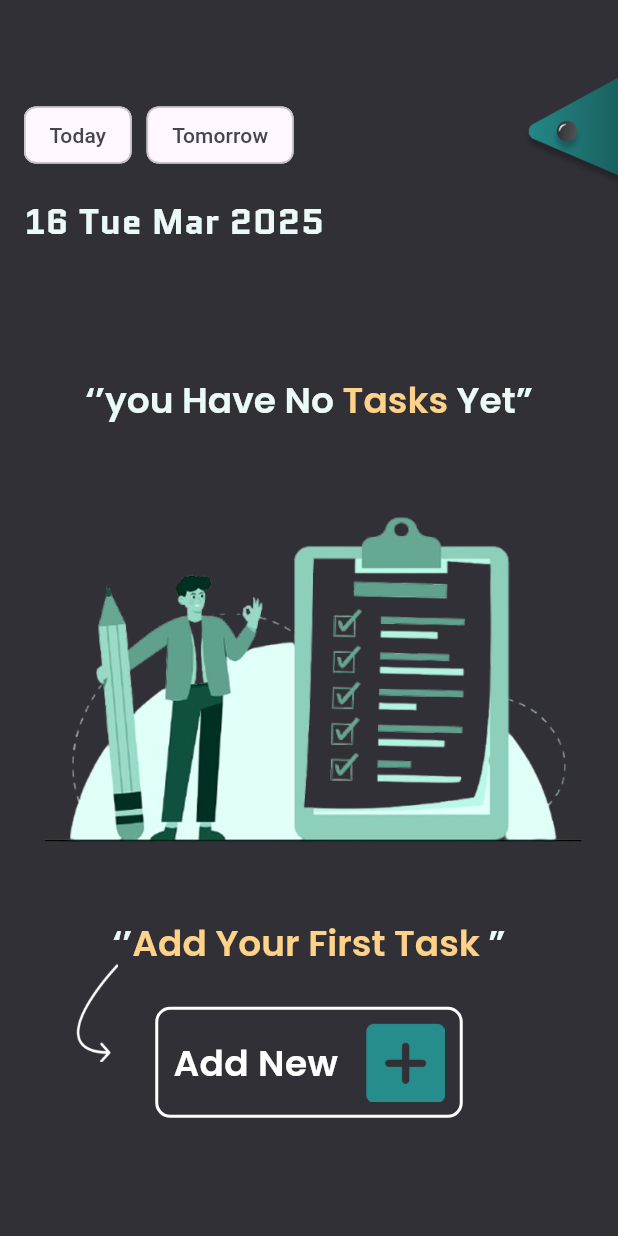
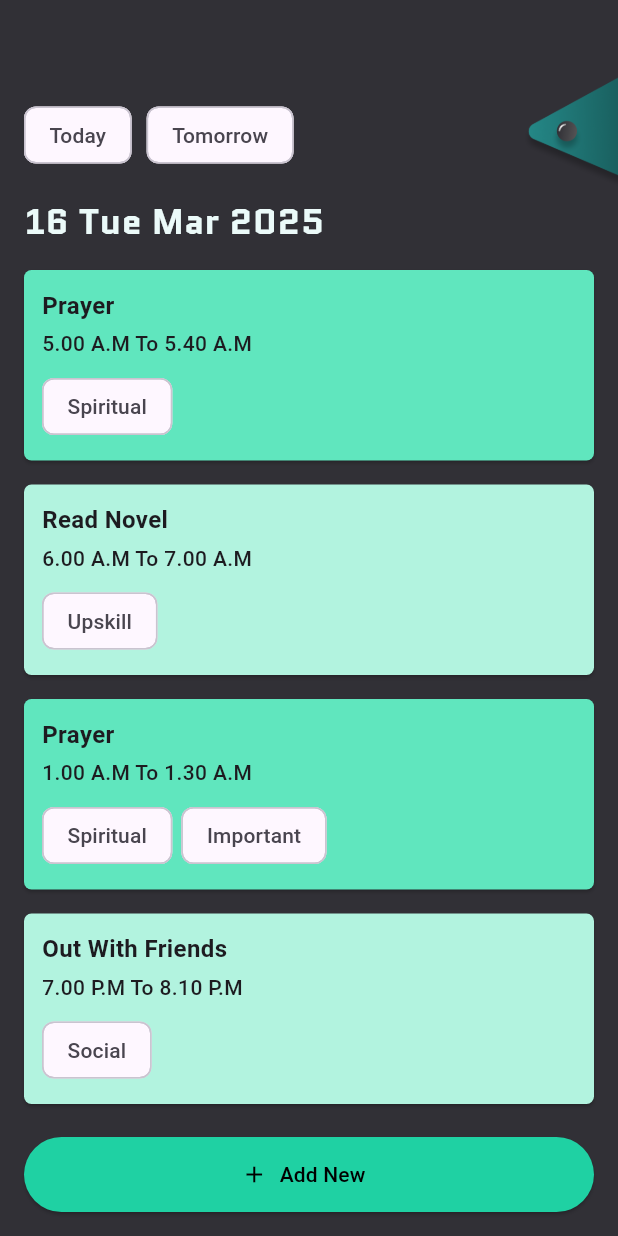
Before and after one commit to mohamedrifa/TuDu, a Flutter app: the screen it shows after launch, after a tap on "Add New", on a phone screen of 412 x 824 dp. Run offline on Flutter 3.47's test engine with Material 3 defaults, Android fonts, the phone set to English and light mode, and no system bars; our stand-ins replace hive, hive_flutter; accounts and stored records are empty.

Commit message:
10/06/2025
.

```diff
--- /dev/null
+++ b/lib/hive_service.dart
@@ -0,0 +1,18 @@
+// services/hive_service.dart
+import 'package:hive/hive.dart';
+import 'package:path_provider/path_provider.dart' as path_provider;
+import '../models/task.dart';
+
+class HiveService {
+  static Future<void> init() async {
+    final appDocumentDirectory =
+        await path_provider.getApplicationDocumentsDirectory();
+    Hive.init(appDocumentDirectory.path);
+    Hive.registerAdapter(TaskAdapter());
+    await Hive.openBox<Task>('tasks');
+  }
+
+ static Box<Task> getTasksBox() {
+    return Hive.box<Task>('tasks');
+  }
+}
--- a/lib/main.dart
+++ b/lib/main.dart
@@ -1,7 +1,11 @@
 import 'package:flutter/material.dart';
 import 'screens/onboarding_screen.dart';
+import 'package:hive_flutter/hive_flutter.dart';
+import 'hive_service.dart';
 
-void main() {
+void main() async {
+  WidgetsFlutterBinding.ensureInitialized();
+  await HiveService.init();
   runApp(const MaterialApp(
     home: OnboardingScreen(),
     debugShowCheckedModeBanner: false,
--- a/lib/models/task.dart
+++ b/lib/models/task.dart
@@ -1,7 +1,22 @@
+// models/task.dart
+import 'package:hive/hive.dart';
+
+part 'task.g.dart'; // This will be generated
+
+@HiveType(typeId: 0)
 class Task {
+  @HiveField(0)
   final String title;
+
+  @HiveField(1)
   final String time;
+
+  @HiveField(2)
   final List<String> tags;
 
-  Task({required this.title, required this.time, required this.tags});
+  Task({
+    required this.title,
+    required this.time,
+    required this.tags,
+  });
 }
--- a/lib/screens/task_screen.dart
+++ b/lib/screens/task_screen.dart
@@ -1,18 +1,43 @@
 import 'package:flutter/material.dart';
+import 'package:hive/hive.dart';
+import 'package:hive_flutter/hive_flutter.dart';
 import '../widgets/task_card.dart';
 import '../models/task.dart';
+import '../hive_service.dart';
 
 class TaskScreen extends StatelessWidget {
+  void addPredefinedTasks() async {
+    var box = Hive.box<Task>('tasks');
+
     final List<Task> tasks = [
-    // Task(title: "Prayer", time: "5.00 A.M To 5.40 A.M", tags: ["Spiritual"]),
-    // Task(title: "Read Novel", time: "6.00 A.M To 7.00 A.M", tags: ["Upskill"]),
-    // Task(title: "Prayer", time: "1.00 A.M To 1.30 A.M", tags: ["Spiritual", "Important"]),
-    // Task(title: "Out With Friends", time: "7.00 P.M To 8.10 P.M", tags: ["Social"]),
-    // Add as many tasks as needed
+      Task(
+          title: "Prayer",
+          time: "5.00 A.M To 5.40 A.M",
+          tags: ["Spiritual"]),
+      Task(
+          title: "Read Novel",
+          time: "6.00 A.M To 7.00 A.M",
+          tags: ["Upskill"]),
+      Task(
+          title: "Prayer",
+          time: "1.00 A.M To 1.30 A.M",
+          tags: ["Spiritual", "Important"]),
+      Task(
+          title: "Out With Friends",
+          time: "7.00 P.M To 8.10 P.M",
+          tags: ["Social"]),
     ];
+
+    // Add each task to the Hive box
+    for (var task in tasks) {
+      await box.add(task);
+    }
+  }
 
   @override
   Widget build(BuildContext context) {
+    final tasksBox = HiveService.getTasksBox();
+    // addPredefinedTasks();
     return Scaffold(
       backgroundColor: Color(0xFF313036),
       body: SafeArea(
@@ -29,7 +54,8 @@ class TaskScreen extends StatelessWidget {
             Column(
               children: [
                 Padding(
-                  padding: const EdgeInsets.only(top: 66.0, left: 16.0, right: 16.0),
+                  padding:
+                      const EdgeInsets.only(top: 66.0, left: 16.0, right: 16.0),
                   child: Row(
                     children: [
                       Chip(label: Text("Today")),
@@ -40,7 +66,8 @@ class TaskScreen extends StatelessWidget {
                 ),
                 // Date Text
                 Padding(
-                  padding: const EdgeInsets.only(top: 16.0, left: 16.0, right: 16.0),
+                  padding:
+                      const EdgeInsets.only(top: 16.0, left: 16.0, right: 16.0),
                   child: Align(
                     alignment: Alignment.centerLeft,
                     child: Text(
@@ -49,16 +76,18 @@ class TaskScreen extends StatelessWidget {
                           color: Color(0xFFEBFAF9),
                           fontFamily: 'Quantico',
                           fontWeight: FontWeight.w700,
-                        fontSize: 24
+                          fontSize: 24),
                     ),
                   ),
                 ),
-                ),
-                // Dynamic Task Cards
-                tasks.isEmpty ?
-                _emptyTaskWidget()
-                :
-                Expanded(
+                // Watch for changes in Hive box
+                ValueListenableBuilder<Box<Task>>(
+                  valueListenable: tasksBox.listenable(),
+                  builder: (context, box, _) {
+                    final tasks = box.values.toList();
+                    return tasks.isEmpty
+                        ? _emptyTaskWidget()
+                        : Expanded(
                             child: ListView.builder(
                               padding: const EdgeInsets.all(16.0),
                               itemCount: tasks.length,
@@ -72,15 +101,19 @@ class TaskScreen extends StatelessWidget {
                                 );
                               },
                             ),
+                          );
+                  },
                 ),
                 // Add New Button
-                tasks.isNotEmpty ?
-                Padding(
+                ValueListenableBuilder<Box<Task>>(
+                  valueListenable: tasksBox.listenable(),
+                  builder: (context, box, _) {
+                    return box.isEmpty
+                        ? SizedBox.shrink()
+                        : Padding(
                             padding: const EdgeInsets.all(16.0),
                             child: ElevatedButton.icon(
-                    onPressed: () {
-                      // Add new task logic
-                    },
+                              onPressed: () => _addNewTask(context, box),
                               icon: Icon(Icons.add),
                               label: Text("Add New"),
                               style: ElevatedButton.styleFrom(
@@ -89,13 +122,35 @@ class TaskScreen extends StatelessWidget {
                                 minimumSize: Size(double.infinity, 50),
                               ),
                             ),
-                ) : SizedBox.shrink(),
+                          );
+                  },
+                ),
               ],
             )
           ],
         ),
       ),
     );
+  }
+
+  Future<void> _addNewTask(BuildContext context, Box<Task> box) async {
+    // Example of adding a new task - you should implement a proper form
+    final newTask = Task(
+      title: "New Task",
+      time: "12:00 PM To 1:00 PM",
+      tags: ["New"],
+    );
+
+    await box.add(newTask);
+
+    // Show a snackbar or navigate to a form screen in a real app
+    ScaffoldMessenger.of(context).showSnackBar(
+      SnackBar(content: Text("Task added successfully")),
+    );
+  }
+
+  Future<void> _deleteTask(Box<Task> box, int index) async {
+    await box.deleteAt(index);
   }
 
   Widget _emptyTaskWidget() {
@@ -194,12 +249,13 @@ class TaskScreen extends StatelessWidget {
                     borderRadius: BorderRadius.circular(8.0),
                     child: InkWell(
                       onTap: () {
-                                    // Add new task logic
+                        addPredefinedTasks();
                       },
                       splashColor: Colors.white.withOpacity(0.2),
                       child: Container(
                         width: 205.0,
-                                    padding: EdgeInsets.symmetric(horizontal: 10.0, vertical: 8.75),
+                        padding: EdgeInsets.symmetric(
+                            horizontal: 10.0, vertical: 8.75),
                         decoration: BoxDecoration(
                           color: Color.fromARGB(0, 31, 209, 162),
                           border: Border.all(
@@ -249,7 +305,6 @@ class TaskScreen extends StatelessWidget {
           )
         ],
       ),
-                )
-  ;
+    );
   }
 }
```
Also changed, not shown: pubspec.yaml (+7 -0 lines), lib/models/task.g.dart (added), pubspec.lock, 1 other file. Lines whose indentation alone changed are shown as unchanged.
